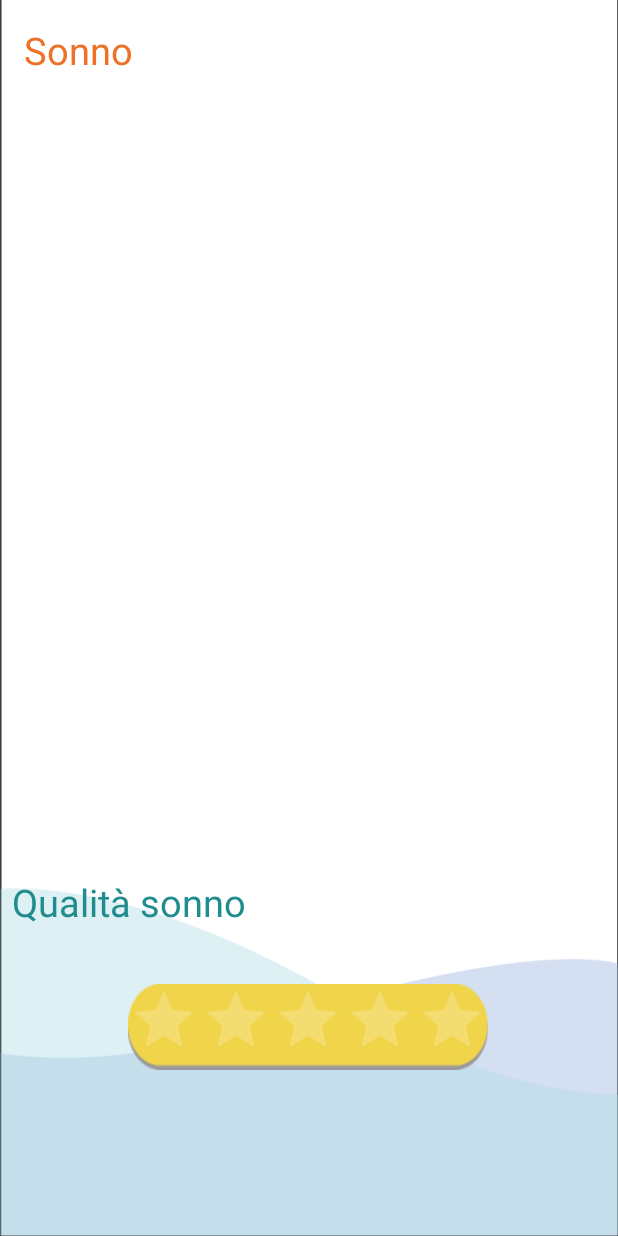
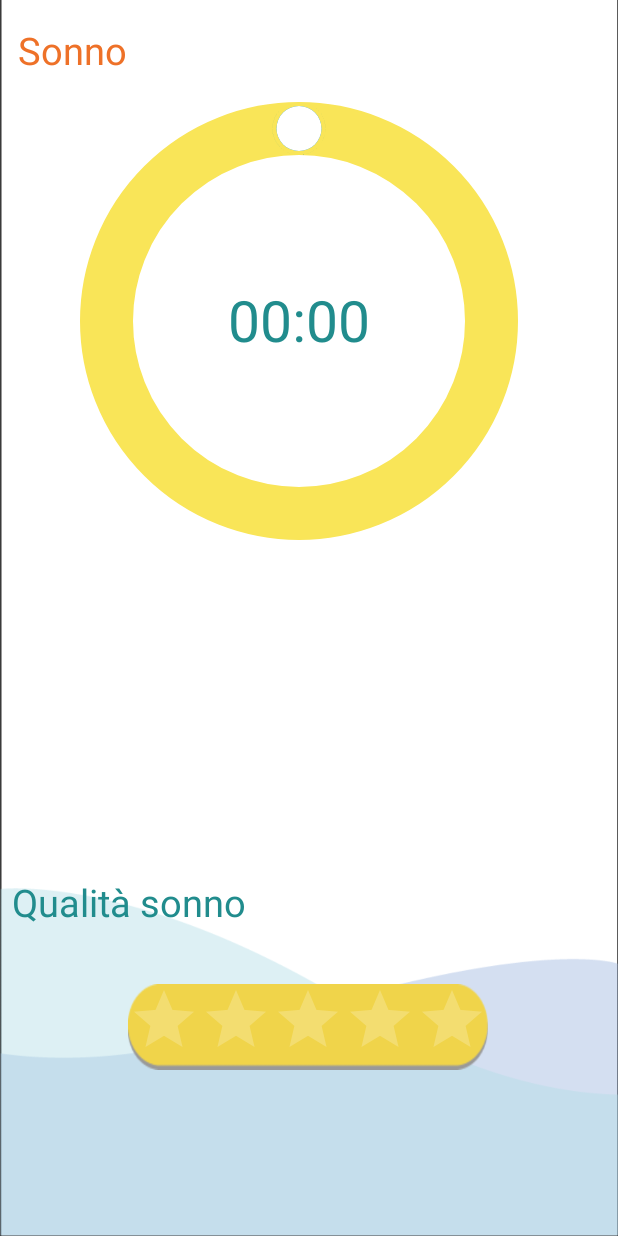
Before and after one commit to AntonioLezzi/Walk4U, an Android app: the Sonno screen opened directly, with no data from a screen before it, on a phone screen of 412 x 824 dp. Run offline under Robolectric (Android 15) with nearby library versions, the phone set to English and light mode, and no system bars; Roboto replaces fonts that are not available here.

Commit message:
inserito CircleTimerView in schermata sonno

```diff
--- /dev/null
+++ b/app/src/main/java/com/example/walk4you/CircleTimerView.java
@@ -0,0 +1,446 @@
+package com.example.walk4you;
+
+/*
+ *
+ *  * Copyright 2015 Jiahuan
+ *  * Copyright 2016 yinglan
+ *  * Licensed under the Apache License, Version 2.0 (the "License");
+ *  * you may not use this file except in compliance with the License.
+ *  * You may obtain a copy of the License at
+ *  *
+ *  *      http://www.apache.org/licenses/LICENSE-2.0
+ *  *
+ *  * Unless required by applicable law or agreed to in writing, software
+ *  * distributed under the License is distributed on an "AS IS" BASIS,
+ *  * WITHOUT WARRANTIES OR CONDITIONS OF ANY KIND, either express or implied.
+ *  * See the License for the specific language governing permissions and
+ *  * limitations under the License.
+ *
+ *
+ */
+
+
+import android.content.Context;
+import android.graphics.Canvas;
+import android.graphics.Paint;
+import android.graphics.Rect;
+import android.graphics.RectF;
+import android.os.Bundle;
+import android.os.Parcelable;
+import android.util.AttributeSet;
+import android.util.Log;
+import android.util.TypedValue;
+import android.view.MotionEvent;
+import android.view.View;
+
+
+public class CircleTimerView extends View {
+    private static final String TAG = "CircleTimerView";
+
+    // Status
+    private static final String INSTANCE_STATUS = "instance_status";
+    private static final String STATUS_RADIAN = "status_radian";
+
+    // Default dimension in dp/pt
+    private static final float DEFAULT_GAP_BETWEEN_CIRCLE_AND_LINE = 30;
+    private static final float DEFAULT_NUMBER_SIZE = 10;
+    private static final float DEFAULT_LINE_WIDTH = 0.5f;
+    private static final float DEFAULT_CIRCLE_BUTTON_RADIUS = 15;
+    private static final float DEFAULT_CIRCLE_STROKE_WIDTH = 1;
+    private static final float DEFAULT_TIMER_NUMBER_SIZE = 38;
+    private static final float DEFAULT_TIMER_TEXT_SIZE = 18;
+
+    // Default color
+    private static final int DEFAULT_CIRCLE_COLOR = 0xFFFF0000;
+    private static final int DEFAULT_CIRCLE_BUTTON_COLOR = 0xFFFFFFFF; //COLORE PALLINO 2
+    private static final int DEFAULT_LINE_COLOR = 0xFF218C8D; //COLORE LINEA EVIDENZIATA (GIALLO)
+    private static final int DEFAULT_HIGHLIGHT_LINE_COLOR = 0xFF68C5D7;
+    private static final int DEFAULT_NUMBER_COLOR = 0xFFF9E558;  //COLORE CIRCOFERENZA BASE
+    private static final int DEFAULT_TIMER_NUMBER_COLOR = 0xFF218C8D; //COLORE SCRITTA
+    private static final int DEFAULT_TIMER_COLON_COLOR = 0xFF218C8D; //COLORE PUNTINI
+    private static final int DEFAULT_TIMER_TEXT_COLOR = 0xFFFFFFFF;
+
+    // Paint
+    private Paint mCirclePaint;
+    private Paint mHighlightLinePaint;
+    private Paint mLinePaint;
+    private Paint mCircleButtonPaint;
+    private Paint mNumberPaint;
+    private Paint mTimerNumberPaint;
+    private Paint mTimerTextPaint;
+    private Paint mTimerColonPaint;
+
+    // Dimension
+    private float mGapBetweenCircleAndLine;
+    private float mNumberSize;
+    private float mLineWidth;
+    private float mCircleButtonRadius;
+    private float mCircleStrokeWidth;
+    private float mTimerNumberSize;
+    private float mTimerTextSize;
+
+    // Color
+    private int mCircleColor;
+    private int mCircleButtonColor;
+    private int mLineColor;
+    private int mHighlightLineColor;
+    private int mNumberColor;
+    private int mTimerNumberColor;
+    private int mTimerTextColor;
+
+    // Parameters
+    private float mCx;
+    private float mCy;
+    private float mRadius;
+    private float mCurrentRadian;
+    private float mCurrentRadian1;
+    private float mPreRadian;
+    private boolean mInCircleButton;
+    private boolean mInCircleButton1;
+    private boolean ismInCircleButton;
+    private int mCurrentTime; // seconds
+
+    private OnTimeChangedListener mListener;
+
+    public CircleTimerView(Context context, AttributeSet attrs, int defStyleAttr) {
+        super(context, attrs, defStyleAttr);
+        initialize();
+    }
+
+    public CircleTimerView(Context context, AttributeSet attrs) {
+        this(context, attrs, 0);
+    }
+
+    public CircleTimerView(Context context) {
+        this(context, null);
+    }
+
+    private void initialize() {
+        Log.d(TAG, "initialize");
+        // Set default dimension or read xml attributes
+        mGapBetweenCircleAndLine = TypedValue.applyDimension(TypedValue.COMPLEX_UNIT_DIP, DEFAULT_GAP_BETWEEN_CIRCLE_AND_LINE,
+                getContext().getResources().getDisplayMetrics());
+        mNumberSize = TypedValue.applyDimension(TypedValue.COMPLEX_UNIT_DIP, DEFAULT_NUMBER_SIZE, getContext().getResources()
+                .getDisplayMetrics());
+        mLineWidth = TypedValue.applyDimension(TypedValue.COMPLEX_UNIT_DIP, DEFAULT_LINE_WIDTH, getContext().getResources()
+                .getDisplayMetrics());
+        mCircleButtonRadius = TypedValue.applyDimension(TypedValue.COMPLEX_UNIT_DIP, DEFAULT_CIRCLE_BUTTON_RADIUS, getContext()
+                .getResources().getDisplayMetrics());
+        mCircleStrokeWidth = TypedValue.applyDimension(TypedValue.COMPLEX_UNIT_DIP, DEFAULT_CIRCLE_STROKE_WIDTH, getContext()
+                .getResources().getDisplayMetrics());
+        mTimerNumberSize = TypedValue.applyDimension(TypedValue.COMPLEX_UNIT_DIP, DEFAULT_TIMER_NUMBER_SIZE, getContext()
+                .getResources().getDisplayMetrics());
+        mTimerTextSize = TypedValue.applyDimension(TypedValue.COMPLEX_UNIT_DIP, DEFAULT_TIMER_TEXT_SIZE, getContext()
+                .getResources().getDisplayMetrics());
+
+        // Set default color or read xml attributes
+        mCircleColor = DEFAULT_CIRCLE_COLOR;
+        mCircleButtonColor = DEFAULT_CIRCLE_BUTTON_COLOR;
+        mLineColor = DEFAULT_LINE_COLOR;
+        mHighlightLineColor = DEFAULT_HIGHLIGHT_LINE_COLOR;
+        mNumberColor = DEFAULT_NUMBER_COLOR;
+        mTimerNumberColor = DEFAULT_TIMER_NUMBER_COLOR;
+        mTimerTextColor = DEFAULT_TIMER_TEXT_COLOR;
+
+        // Init all paints
+        mCirclePaint = new Paint(Paint.ANTI_ALIAS_FLAG);
+        mCircleButtonPaint = new Paint(Paint.ANTI_ALIAS_FLAG);
+        mHighlightLinePaint = new Paint(Paint.ANTI_ALIAS_FLAG);
+        mLinePaint = new Paint(Paint.ANTI_ALIAS_FLAG);
+        mNumberPaint = new Paint(Paint.ANTI_ALIAS_FLAG);
+        mTimerNumberPaint = new Paint(Paint.ANTI_ALIAS_FLAG);
+        mTimerTextPaint = new Paint(Paint.ANTI_ALIAS_FLAG);
+        mTimerColonPaint = new Paint(Paint.ANTI_ALIAS_FLAG);
+
+        // CirclePaint
+        mCirclePaint.setColor(mCircleColor);
+        mCirclePaint.setStyle(Paint.Style.STROKE);
+        mCirclePaint.setStrokeWidth(mCircleStrokeWidth);
+
+        // CircleButtonPaint
+        mCircleButtonPaint.setColor(mCircleButtonColor);
+        mCircleButtonPaint.setAntiAlias(true);
+        mCircleButtonPaint.setStyle(Paint.Style.FILL);
+
+        // LinePaint
+        mLinePaint.setColor(mLineColor);
+        mLinePaint.setStrokeWidth(mCircleButtonRadius * 2 + 8);
+        mLinePaint.setStyle(Paint.Style.STROKE);
+
+        // HighlightLinePaint
+        mHighlightLinePaint.setColor(mHighlightLineColor);
+        mHighlightLinePaint.setStrokeWidth(mLineWidth);
+
+        // NumberPaint
+        mNumberPaint.setColor(mNumberColor);
+        mNumberPaint.setTextSize(mNumberSize);
+        mNumberPaint.setTextAlign(Paint.Align.CENTER);
+        mNumberPaint.setStyle(Paint.Style.STROKE);
+        mNumberPaint.setStrokeWidth(mCircleButtonRadius * 2 + 8);
+
+        // TimerNumberPaint
+        mTimerNumberPaint.setColor(mTimerNumberColor);
+        mTimerNumberPaint.setTextSize(mTimerNumberSize);
+        mTimerNumberPaint.setTextAlign(Paint.Align.CENTER);
+
+        // TimerTextPaint
+        mTimerTextPaint.setColor(mTimerTextColor);
+        mTimerTextPaint.setTextSize(mTimerTextSize);
+        mTimerTextPaint.setTextAlign(Paint.Align.CENTER);
+
+        // TimerColonPaint
+        mTimerColonPaint.setColor(DEFAULT_TIMER_COLON_COLOR);
+        mTimerColonPaint.setTextAlign(Paint.Align.CENTER);
+        mTimerColonPaint.setTextSize(mTimerNumberSize);
+
+        // Solve the target version related to shadow
+        // setLayerType(View.LAYER_TYPE_SOFTWARE, null); // use this, when targetSdkVersion is greater than or equal to api 14
+    }
+
+    @Override
+    protected void onDraw(Canvas canvas) {
+
+        canvas.save();
+
+        canvas.drawCircle(mCx, mCy, mRadius - mCircleStrokeWidth / 2 - mGapBetweenCircleAndLine, mNumberPaint);
+        canvas.save();
+        canvas.rotate(-90, mCx, mCy);
+        RectF rect = new RectF(mCx - (mRadius - mCircleStrokeWidth / 2 - mGapBetweenCircleAndLine
+        ), mCy - (mRadius - mCircleStrokeWidth / 2 - mGapBetweenCircleAndLine
+        ), mCx + (mRadius - mCircleStrokeWidth / 2 - mGapBetweenCircleAndLine
+        ), mCy + (mRadius - mCircleStrokeWidth / 2 - mGapBetweenCircleAndLine
+        ));
+
+        if (mCurrentRadian1 > mCurrentRadian) {
+            canvas.drawArc(rect, (float) Math.toDegrees(mCurrentRadian1), (float) Math.toDegrees(2 * (float) Math.PI) - (float) Math.toDegrees(mCurrentRadian1) + (float) Math.toDegrees(mCurrentRadian), false, mLinePaint);
+        } else {
+            canvas.drawArc(rect, (float) Math.toDegrees(mCurrentRadian1), (float) Math.toDegrees(mCurrentRadian) - (float) Math.toDegrees(mCurrentRadian1), false, mLinePaint);
+        }
+        canvas.restore();
+        canvas.save();
+
+        canvas.rotate((float) Math.toDegrees(mCurrentRadian), mCx, mCy);
+        canvas.drawCircle(mCx, getMeasuredHeight() / 2 - mRadius + mCircleStrokeWidth / 2 + mGapBetweenCircleAndLine
+                , 0.01f, mLinePaint);
+        canvas.restore();
+        // TimerNumber
+        canvas.save();
+        canvas.rotate((float) Math.toDegrees(mCurrentRadian1), mCx, mCy);
+        canvas.drawCircle(mCx, getMeasuredHeight() / 2 - mRadius + mCircleStrokeWidth / 2 + mGapBetweenCircleAndLine, 0.01f, mLinePaint);
+        canvas.restore();
+        // TimerNumber
+        canvas.save();
+
+
+        if (ismInCircleButton) {
+            canvas.rotate((float) Math.toDegrees(mCurrentRadian), mCx, mCy);
+            canvas.drawCircle(mCx, getMeasuredHeight() / 2 - mRadius + mCircleStrokeWidth / 2 + mGapBetweenCircleAndLine
+                    , mCircleButtonRadius, mCircleButtonPaint);
+            canvas.restore();
+            // TimerNumber
+            canvas.save();
+            canvas.rotate((float) Math.toDegrees(mCurrentRadian1), mCx, mCy);
+            canvas.drawCircle(mCx, getMeasuredHeight() / 2 - mRadius + mCircleStrokeWidth / 2 + mGapBetweenCircleAndLine, mCircleButtonRadius, mTimerColonPaint);
+            canvas.restore();
+            // TimerNumber
+            canvas.save();
+        } else {
+            canvas.rotate((float) Math.toDegrees(mCurrentRadian1), mCx, mCy);
+            canvas.drawCircle(mCx, getMeasuredHeight() / 2 - mRadius + mCircleStrokeWidth / 2 + mGapBetweenCircleAndLine, mCircleButtonRadius, mTimerColonPaint);
+            canvas.restore();
+            // TimerNumber
+            canvas.save();
+            canvas.rotate((float) Math.toDegrees(mCurrentRadian), mCx, mCy);
+            canvas.drawCircle(mCx, getMeasuredHeight() / 2 - mRadius + mCircleStrokeWidth / 2 + mGapBetweenCircleAndLine, mCircleButtonRadius, mCircleButtonPaint);
+            canvas.restore();
+            // TimerNumber
+            canvas.save();
+        }
+        int i = mCurrentTime / 150;
+        canvas.drawText((i < 10 ? "0" + i : i) + " " + ((mCurrentTime - 150 * i) * 10 / 25 < 10 ?
+                "0" + ((mCurrentTime - 150 * i) * 10 / 25) : ((mCurrentTime - 150 * i) * 10 / 25)), mCx, mCy + getFontHeight(mTimerNumberPaint) / 2, mTimerNumberPaint);
+        canvas.drawText(":", mCx, mCy + getFontHeight(mTimerNumberPaint) / 2, mTimerColonPaint);
+
+        if (null != mListener) {
+            if (ismInCircleButton) {
+                mListener.start((i < 10 ? "0" + i : i) + ":" + ((mCurrentTime - 150 * i) * 10 / 25 < 10 ? "0" + ((mCurrentTime - 150 * i) * 10 / 25) : ((mCurrentTime - 150 * i) * 10 / 25)));
+            } else {
+                mListener.end((i < 10 ? "0" + i : i) + ":" + ((mCurrentTime - 150 * i) * 10 / 25 < 10 ? "0" + ((mCurrentTime - 150 * i) * 10 / 25) : ((mCurrentTime - 150 * i) * 10 / 25)));
+            }
+        }
+
+        canvas.restore();
+        // Timer Text
+        canvas.save();
+        canvas.restore();
+        super.onDraw(canvas);
+    }
+
+    private float getFontHeight(Paint paint) {
+        // FontMetrics sF = paint.getFontMetrics();
+        // return sF.descent - sF.ascent;
+        Rect rect = new Rect();
+        paint.getTextBounds("1", 0, 1, rect);
+        return rect.height();
+    }
+
+    @Override
+    public boolean onTouchEvent(MotionEvent event) {
+        switch (event.getAction() & event.getActionMasked()) {
+            case MotionEvent.ACTION_DOWN:
+                // If the point in the circle button
+                if (mInCircleButton(event.getX(), event.getY()) && isEnabled()) {
+                    mInCircleButton = true;
+                    ismInCircleButton = false;
+                    mPreRadian = getRadian(event.getX(), event.getY());
+                    Log.d(TAG, "In circle button");
+                } else if (mInCircleButton1(event.getX(), event.getY()) && isEnabled()) {
+                    mInCircleButton1 = true;
+                    ismInCircleButton = true;
+                    mPreRadian = getRadian(event.getX(), event.getY());
+                }
+                break;
+            case MotionEvent.ACTION_MOVE:
+                if (mInCircleButton && isEnabled()) {
+                    float temp = getRadian(event.getX(), event.getY());
+                    if (mPreRadian > Math.toRadians(270) && temp < Math.toRadians(90)) {
+                        mPreRadian -= 2 * Math.PI;
+                    } else if (mPreRadian < Math.toRadians(90) && temp > Math.toRadians(270)) {
+                        mPreRadian = (float) (temp + (temp - 2 * Math.PI) - mPreRadian);
+                    }
+                    mCurrentRadian += (temp - mPreRadian);
+                    mPreRadian = temp;
+                    if (mCurrentRadian > 2 * Math.PI) {
+                        mCurrentRadian -= (float) (2 * Math.PI);
+                    }
+                    if (mCurrentRadian < 0) {
+                        mCurrentRadian += (float) (2 * Math.PI);
+                    }
+                    mCurrentTime = (int) (60 / (2 * Math.PI) * mCurrentRadian * 60);
+                    invalidate();
+                } else if (mInCircleButton1 && isEnabled()) {
+                    float temp = getRadian(event.getX(), event.getY());
+                    if (mPreRadian > Math.toRadians(270) && temp < Math.toRadians(90)) {
+                        mPreRadian -= 2 * Math.PI;
+                    } else if (mPreRadian < Math.toRadians(90) && temp > Math.toRadians(270)) {
+                        mPreRadian = (float) (temp + (temp - 2 * Math.PI) - mPreRadian);
+                    }
+                    mCurrentRadian1 += (temp - mPreRadian);
+                    mPreRadian = temp;
+                    if (mCurrentRadian1 > 2 * Math.PI) {
+                        mCurrentRadian1 -= (float) (2 * Math.PI);
+                    }
+                    if (mCurrentRadian1 < 0) {
+                        mCurrentRadian1 += (float) (2 * Math.PI);
+                    }
+                    mCurrentTime = (int) (60 / (2 * Math.PI) * mCurrentRadian1 * 60);
+                    invalidate();
+                }
+                break;
+            case MotionEvent.ACTION_UP:
+                if (mInCircleButton && isEnabled()) {
+                    mInCircleButton = false;
+                } else if (mInCircleButton1 && isEnabled()) {
+                    mInCircleButton1 = false;
+                }
+                break;
+        }
+        return true;
+    }
+
+
+    // Whether the down event inside circle button
+    private boolean mInCircleButton1(float x, float y) {
+        float r = mRadius - mCircleStrokeWidth / 2 - mGapBetweenCircleAndLine;
+        float x2 = (float) (mCx + r * Math.sin(mCurrentRadian1));
+        float y2 = (float) (mCy - r * Math.cos(mCurrentRadian1));
+        if (Math.sqrt((x - x2) * (x - x2) + (y - y2) * (y - y2)) < mCircleButtonRadius) {
+            return true;
+        }
+        return false;
+    }
+
+    // Whether the down event inside circle button
+    private boolean mInCircleButton(float x, float y) {
+        float r = mRadius - mCircleStrokeWidth / 2 - mGapBetweenCircleAndLine;
+        float x2 = (float) (mCx + r * Math.sin(mCurrentRadian));
+        float y2 = (float) (mCy - r * Math.cos(mCurrentRadian));
+        if (Math.sqrt((x - x2) * (x - x2) + (y - y2) * (y - y2)) < mCircleButtonRadius) {
+            return true;
+        }
+        return false;
+    }
+
+    // Use tri to cal radian
+    private float getRadian(float x, float y) {
+        float alpha = (float) Math.atan((x - mCx) / (mCy - y));
+        // Quadrant
+        if (x > mCx && y > mCy) {
+            // 2
+            alpha += Math.PI;
+        } else if (x < mCx && y > mCy) {
+            // 3
+            alpha += Math.PI;
+        } else if (x < mCx && y < mCy) {
+            // 4
+            alpha = (float) (2 * Math.PI + alpha);
+        }
+        return alpha;
+    }
+
+    @Override
+    protected void onMeasure(int widthMeasureSpec, int heightMeasureSpec) {
+        Log.d(TAG, "onMeasure");
+        super.onMeasure(widthMeasureSpec, heightMeasureSpec);
+        // Ensure width = height
+        int height = MeasureSpec.getSize(heightMeasureSpec);
+        int width = MeasureSpec.getSize(widthMeasureSpec);
+        this.mCx = width / 2;
+        this.mCy = height / 2;
+        // Radius
+        if (mGapBetweenCircleAndLine + mCircleStrokeWidth >= mCircleButtonRadius) {
+            this.mRadius = width / 2 - mCircleStrokeWidth / 2;
+        } else {
+            this.mRadius = width / 2 - (mCircleButtonRadius - mGapBetweenCircleAndLine -
+                    mCircleStrokeWidth / 2);
+        }
+        setMeasuredDimension(width, height);
+    }
+
+    @Override
+    protected Parcelable onSaveInstanceState() {
+        Bundle bundle = new Bundle();
+        bundle.putParcelable(INSTANCE_STATUS, super.onSaveInstanceState());
+        bundle.putFloat(STATUS_RADIAN, mCurrentRadian);
+        return bundle;
+    }
+
+    @Override
+    protected void onRestoreInstanceState(Parcelable state) {
+        if (state instanceof Bundle) {
+            Bundle bundle = (Bundle) state;
+            super.onRestoreInstanceState(bundle.getParcelable(INSTANCE_STATUS));
+            mCurrentRadian = bundle.getFloat(STATUS_RADIAN);
+            mCurrentTime = (int) (60 / (2 * Math.PI) * mCurrentRadian * 60);
+            return;
+        }
+        super.onRestoreInstanceState(state);
+    }
+
+    @Override
+    protected void onSizeChanged(int w, int h, int oldw, int oldh) {
+        super.onSizeChanged(w, h, oldw, oldh);
+    }
+
+    public void setOnTimeChangedListener(OnTimeChangedListener listener) {
+        if (null != listener) {
+            this.mListener = listener;
+        }
+    }
+
+    public interface OnTimeChangedListener {
+        void start(String starting);
+
+        void end(String ending);
+    }
+}
--- a/app/src/main/res/layout/activity_sonno.xml
+++ b/app/src/main/res/layout/activity_sonno.xml
@@ -6,6 +6,18 @@
     android:layout_height="match_parent"
     android:background="@drawable/sfondoazzurro"
     tools:context=".Sonno">
+
+    <com.example.walk4you.CircleTimerView
+        android:id="@+id/circletimerview"
+        android:layout_width="319dp"
+        android:layout_height="348dp"
+        android:layout_margin="40dp"
+        android:layout_marginStart="140dp"
+        android:layout_marginTop="280dp"
+        android:background="@android:color/transparent"
+        app:layout_constraintStart_toStartOf="parent"
+        app:layout_constraintTop_toTopOf="parent" />
+
 
     <TextView
         android:id="@+id/textView39"
@@ -24,7 +36,7 @@
         android:id="@+id/textView53"
         android:layout_width="wrap_content"
         android:layout_height="wrap_content"
-        android:layout_marginStart="16dp"
+        android:layout_marginStart="12dp"
         android:layout_marginTop="16dp"
         android:fontFamily="@font/assistant_bold"
         android:text="Sonno"
```
